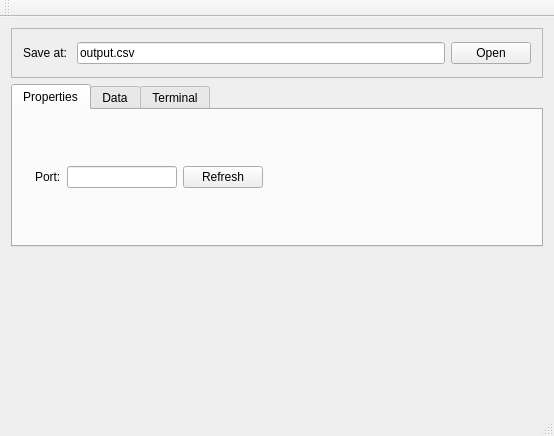
This is GUI/mainwindow.ui in jcbedoyam/AbacusSoftware as Qt 5 draws it before an edit. The edited form follows.
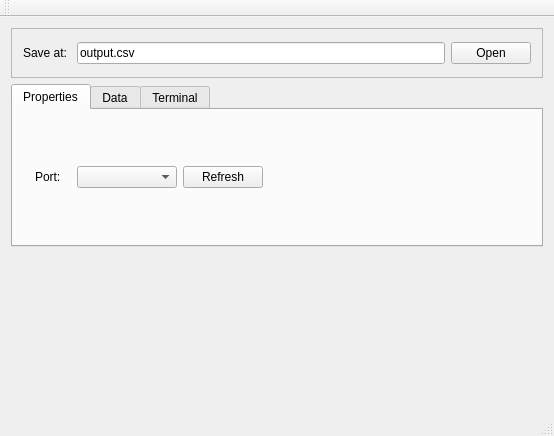
This is the edited form.

```diff
--- a/GUI/mainwindow.ui
+++ b/GUI/mainwindow.ui
@@ -91,6 +91,16 @@
            </size>
           </property>
           <layout class="QGridLayout" name="gridLayout">
+           <item row="0" column="1">
+            <widget class="QComboBox" name="port_box">
+             <property name="minimumSize">
+              <size>
+               <width>100</width>
+               <height>0</height>
+              </size>
+             </property>
+            </widget>
+           </item>
            <item row="0" column="0">
             <widget class="QLabel" name="label_2">
              <property name="text">
@@ -98,22 +108,6 @@
              </property>
             </widget>
            </item>
-           <item row="0" column="1">
-            <widget class="QLineEdit" name="port_line">
-             <property name="minimumSize">
-              <size>
-               <width>80</width>
-               <height>0</height>
-              </size>
-             </property>
-             <property name="maximumSize">
-              <size>
-               <width>200</width>
-               <height>16777215</height>
-              </size>
-             </property>
-            </widget>
-           </item>
            <item row="0" column="2">
             <widget class="QPushButton" name="refresh_button">
              <property name="text">
```
